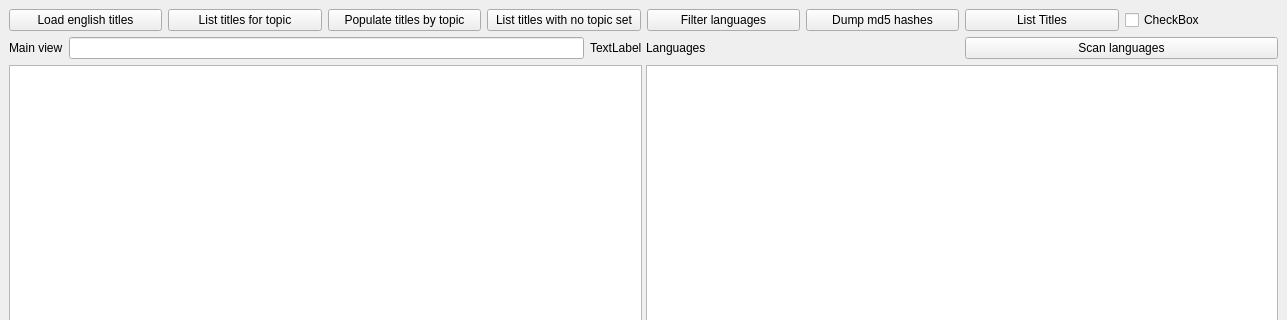
Qt form mainwindow.ui (stoyan-shopov/qlg) before a commit; both pictures show x 0 to 1287 and y 0 to 320 of the 1287 by 721 pixel window.
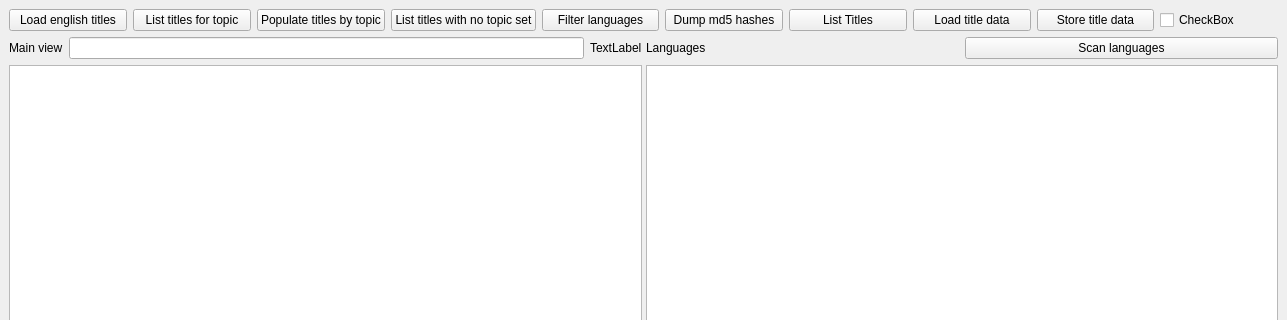
The same form after that commit.

What changed in the file:
```diff
--- a/mainwindow.ui
+++ b/mainwindow.ui
@@ -70,6 +70,20 @@
         </property>
        </widget>
       </item>
+      <item>
+       <widget class="QPushButton" name="pushButtonLoadTitleData">
+        <property name="text">
+         <string>Load title data</string>
+        </property>
+       </widget>
+      </item>
+      <item>
+       <widget class="QPushButton" name="pushButtonStoreTitleData">
+        <property name="text">
+         <string>Store title data</string>
+        </property>
+       </widget>
+      </item>
       <item>
        <widget class="QCheckBox" name="checkBox">
         <property name="text">
```
